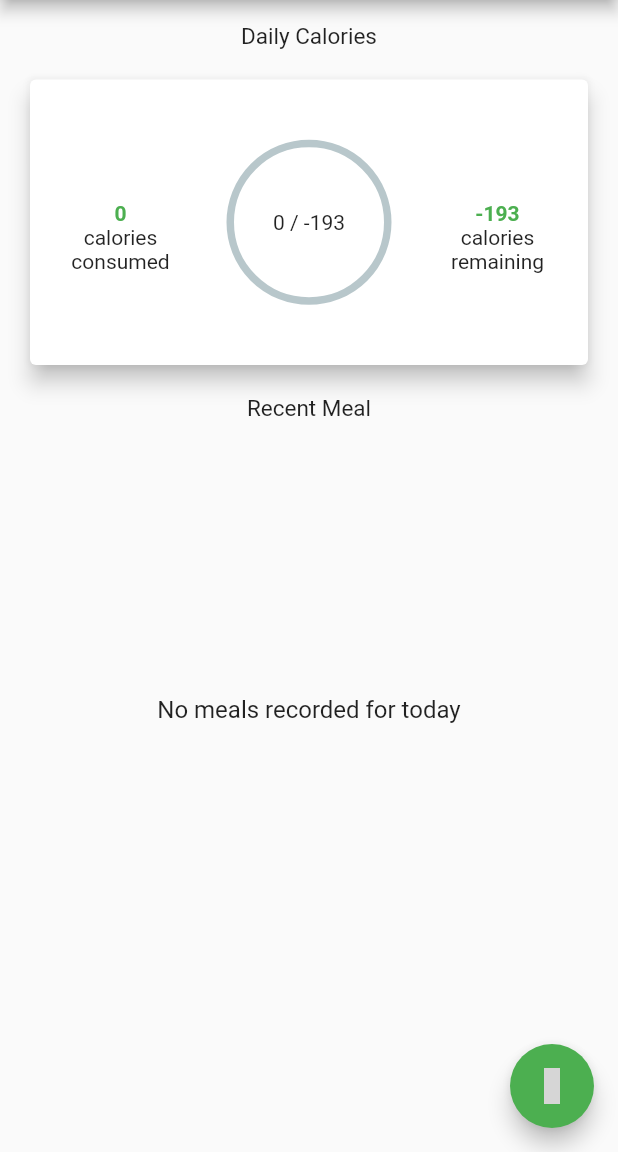
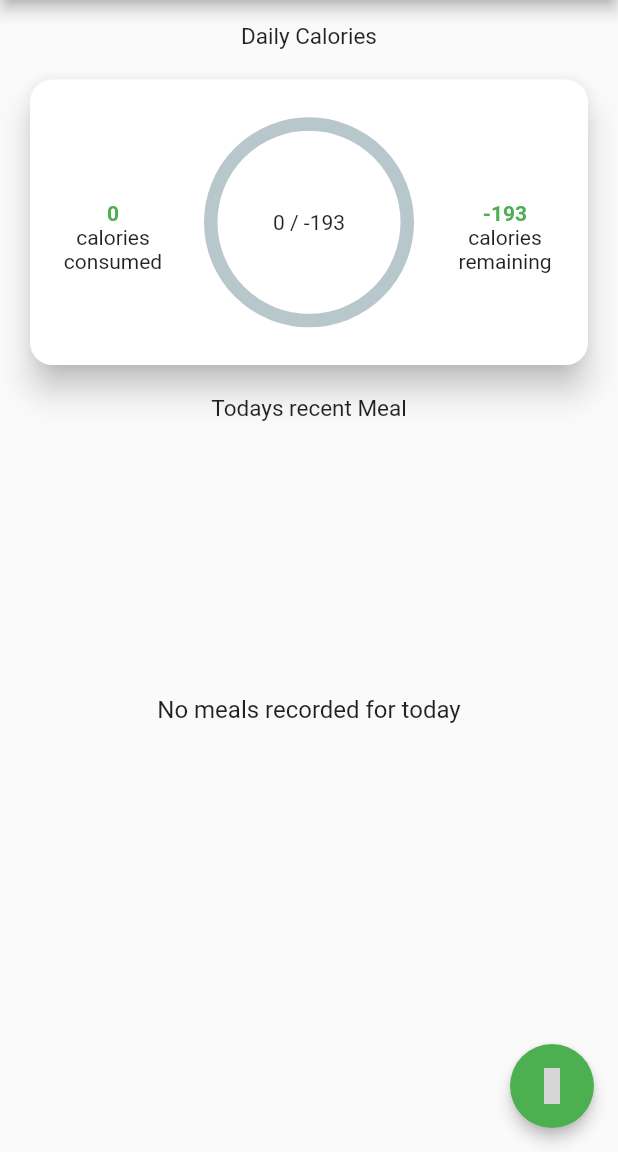
Before and after one commit to Hazrulidham28/Malay-Food-Calorie-Tracker-, a Flutter app: the MainPageWidgets screen opened directly, on a phone screen of 412 x 824 dp, the part 84-1236 px from its top. Run offline on Flutter 3.47's test engine with Material 2 defaults, Android fonts, the phone set to English and light mode, and no system bars; drawn by our look-alikes of percent_indicator; our stand-ins replace cloud_firestore, firebase_auth, firebase_core, firebase_storage, flutter_image_compress, iconsax and 2 more; missing offline and left inert: tflite_flutter; accounts and stored records are empty; network calls fail; grey boxes are pictures that could not be loaded.

Commit message:
improve ui looks and feel

```diff
--- a/lib/screens/home_page.dart
+++ b/lib/screens/home_page.dart
@@ -41,6 +41,7 @@ class _HomePageState extends State<HomePage> {
         currentIndex: _selectedIndex,
         onTap: _onItemTapped,
         backgroundColor: Colors.white,
+        elevation: 10,
         items: [
           BottomNavigationBarItem(
             icon: Icon(Iconsax.home),
--- a/lib/widgets/main_page_widgets.dart
+++ b/lib/widgets/main_page_widgets.dart
@@ -84,7 +84,11 @@ class _MainPageWidgetsState extends State<MainPageWidgets> {
                         MediaQuery.of(context).padding.top) *
                     0.3,
                 child: Card(
-                  elevation: 6,
+                  shape: RoundedRectangleBorder(
+                    borderRadius: BorderRadius.circular(
+                        15), // Adjust the radius as needed
+                  ),
+                  elevation: 9,
                   margin: EdgeInsets.all(20),
                   child: Row(
                     mainAxisAlignment: MainAxisAlignment.spaceAround,
@@ -112,7 +116,9 @@ class _MainPageWidgetsState extends State<MainPageWidgets> {
                         ),
                       ),
                       CircularPercentIndicator(
-                        radius: 55,
+                        radius: 70,
+                        circularStrokeCap: CircularStrokeCap.round,
+                        lineWidth: 9,
                         percent: min(_totalCalories / dailyIntake,
                             1.0), // Ensure the percentage doesn't exceed 1.0
                         center: Container(
@@ -155,7 +161,7 @@ class _MainPageWidgetsState extends State<MainPageWidgets> {
                 ),
               ),
               const Text(
-                'Recent Meal',
+                'Todays recent Meal',
                 style: TextStyle(fontSize: 15),
               ),
               // List of meals eaten on the day
@@ -179,6 +185,10 @@ class _MainPageWidgetsState extends State<MainPageWidgets> {
                           final Food food = _todaysMeals[
                               index]; // Access food directly from the foods list
                           return Card(
+                            shape: RoundedRectangleBorder(
+                              borderRadius: BorderRadius.circular(
+                                  15), // Adjust the radius as needed
+                            ),
                             elevation: 4,
                             margin: const EdgeInsets.symmetric(
                                 vertical: 8, horizontal: 5),
@@ -201,6 +211,7 @@ class _MainPageWidgetsState extends State<MainPageWidgets> {
             ],
           ),
           floatingActionButton: FloatingActionButton(
+            elevation: 4,
             onPressed: () async {
               showDialog(
                 context: context,
```
Also changed, not shown: lib/screens/profile_page.dart (+64 -26 lines).
